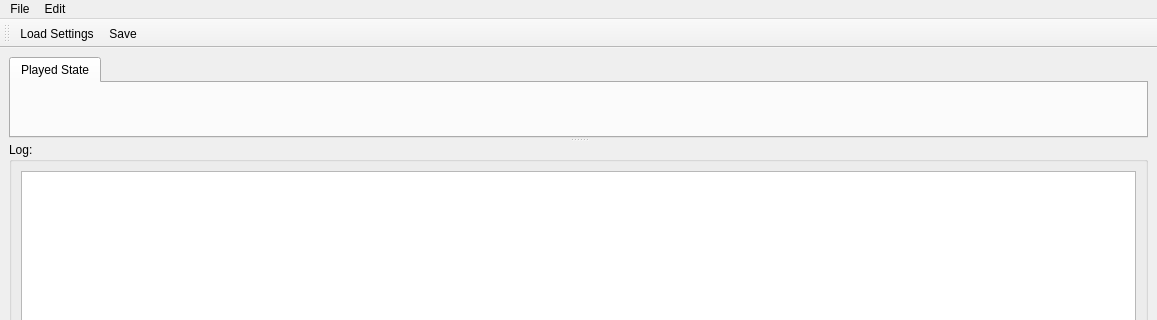
towel42-com/EmbySync, file UI/MainWindow.ui: the form before one commit; both pictures show x 0 to 1157 and y 0 to 320 of the 1157 by 826 pixel window.
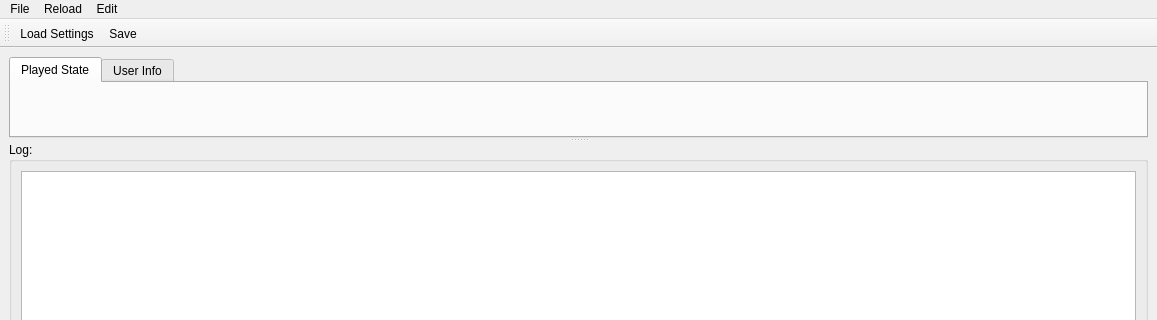
The form after the commit. The open tabs and pages were chosen to show the change. Icons and pictures are not drawn. Custom widgets are drawn as their Qt base class.

Commit message: Working user data comparison for connectID and icon

```diff
--- a/UI/MainWindow.ui
+++ b/UI/MainWindow.ui
@@ -29,6 +29,11 @@
          <string>Played State</string>
         </attribute>
        </widget>
+       <widget class="CUserInfoCompare" name="userInfoCompare">
+        <attribute name="title">
+         <string>User Info</string>
+        </attribute>
+       </widget>
       </widget>
       <widget class="QGroupBox" name="groupBox">
        <property name="title">
@@ -90,7 +95,14 @@
     <addaction name="separator"/>
     <addaction name="actionCheckForLatestVersion"/>
    </widget>
+   <widget class="QMenu" name="menuReload">
+    <property name="title">
+     <string>Reload</string>
+    </property>
+    <addaction name="actionReloadServers"/>
+   </widget>
    <addaction name="menuFile"/>
+   <addaction name="menuReload"/>
    <addaction name="menuEdit"/>
   </widget>
   <widget class="QStatusBar" name="statusbar"/>
@@ -180,6 +192,12 @@
    <header>PlayStateCompare.h</header>
    <container>1</container>
   </customwidget>
+  <customwidget>
+   <class>CUserInfoCompare</class>
+   <extends>QWidget</extends>
+   <header>UserInfoCompare.h</header>
+   <container>1</container>
+  </customwidget>
  </customwidgets>
  <resources>
   <include location="EmbySync.qrc"/>
```
Left out of the diff: 11 changed lines with no effect on the pictures. The commit also changes 27 other files.
